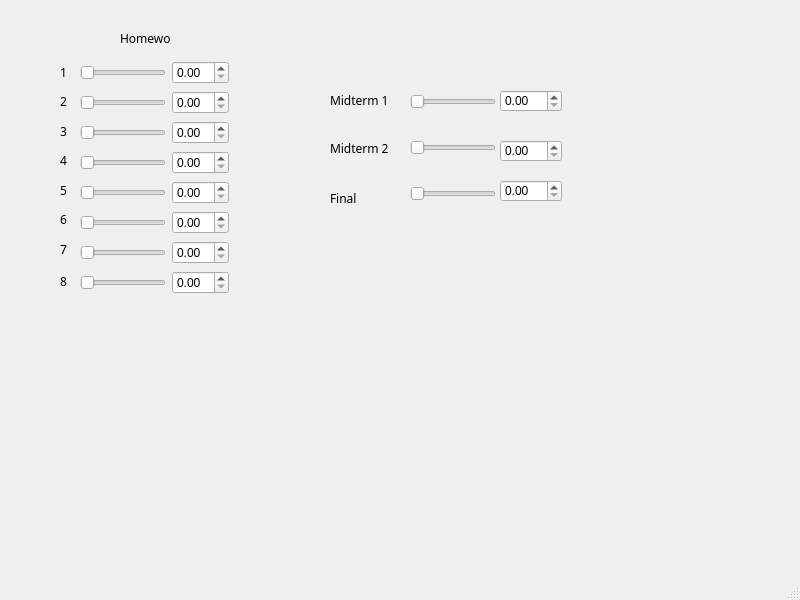
Qt form gradecalculator.ui (Vishvak2000/Qt-Grade-Calculator) before a commit.
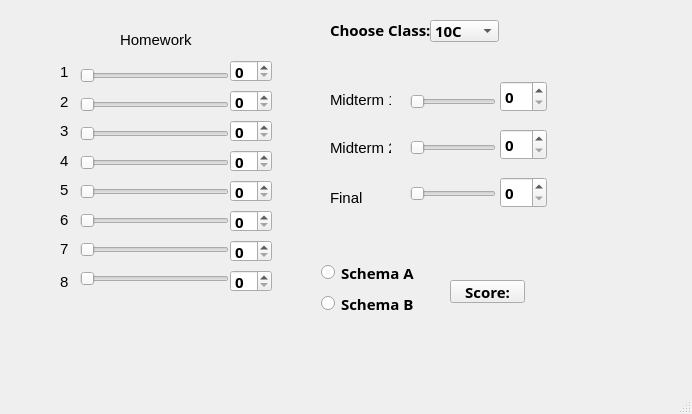
The same form after that commit.

Commit message: - Added signals in UI - Added grade calculations for PIC10A and PIC10B and Schema A and B

What changed in the file:
```diff
--- a/gradecalculator.ui
+++ b/gradecalculator.ui
@@ -6,10 +6,18 @@
    <rect>
     <x>0</x>
     <y>0</y>
-    <width>800</width>
-    <height>600</height>
+    <width>692</width>
+    <height>414</height>
    </rect>
   </property>
+  <property name="font">
+   <font>
+    <family>Segoe UI Semibold</family>
+    <pointsize>11</pointsize>
+    <weight>75</weight>
+    <bold>true</bold>
+   </font>
+  </property>
   <property name="windowTitle">
    <string>GradeCalculator</string>
   </property>
@@ -22,13 +30,16 @@
      <rect>
       <x>120</x>
       <y>30</y>
-      <width>51</width>
-      <height>16</height>
+      <width>91</width>
+      <height>20</height>
      </rect>
     </property>
     <property name="font">
      <font>
-      <family>SimSun-ExtB</family>
+      <family>Segoe UI Symbol</family>
+      <pointsize>11</pointsize>
+      <weight>50</weight>
+      <bold>false</bold>
      </font>
     </property>
     <property name="text">
@@ -46,7 +57,10 @@
     </property>
     <property name="font">
      <font>
-      <family>SimSun-ExtB</family>
+      <family>Segoe UI Symbol</family>
+      <pointsize>11</pointsize>
+      <weight>50</weight>
+      <bold>false</bold>
      </font>
     </property>
     <property name="text">
@@ -64,43 +78,16 @@
     </property>
     <property name="font">
      <font>
-      <family>SimSun-ExtB</family>
+      <family>Segoe UI Symbol</family>
+      <pointsize>11</pointsize>
+      <weight>50</weight>
+      <bold>false</bold>
      </font>
     </property>
     <property name="text">
      <string>Midterm 2</string>
     </property>
    </widget>
-   <widget class="QDoubleSpinBox" name="doubleSpinBox">
-    <property name="geometry">
-     <rect>
-      <x>500</x>
-      <y>90</y>
-      <width>62</width>
-      <height>22</height>
-     </rect>
-    </property>
-   </widget>
-   <widget class="QDoubleSpinBox" name="doubleSpinBox_2">
-    <property name="geometry">
-     <rect>
-      <x>500</x>
-      <y>140</y>
-      <width>62</width>
-      <height>22</height>
-     </rect>
-    </property>
-   </widget>
-   <widget class="QDoubleSpinBox" name="doubleSpinBox_3">
-    <property name="geometry">
-     <rect>
-      <x>500</x>
-      <y>180</y>
-      <width>62</width>
-      <height>22</height>
-     </rect>
-    </property>
-   </widget>
    <widget class="QLabel" name="label_12">
     <property name="geometry">
      <rect>
@@ -112,7 +99,10 @@
     </property>
     <property name="font">
      <font>
-      <family>SimSun-ExtB</family>
+      <family>Segoe UI Symbol</family>
+      <pointsize>11</pointsize>
+      <weight>50</weight>
+      <bold>false</bold>
      </font>
     </property>
     <property name="text">
@@ -163,14 +153,17 @@
     </property>
     <property name="font">
      <font>
-      <family>SimSun-ExtB</family>
+      <family>Segoe UI Symbol</family>
+      <pointsize>11</pointsize>
+      <weight>50</weight>
+      <bold>false</bold>
      </font>
     </property>
     <property name="text">
      <string>Final</string>
     </property>
    </widget>
-   <widget class="QWidget" name="">
+   <widget class="QWidget" name="layoutWidget">
     <property name="geometry">
      <rect>
       <x>80</x>
@@ -189,9 +182,6 @@
          </property>
         </widget>
        </item>
-       <item>
-        <widget class="QDoubleSpinBox" name="doubleSpinBox_4"/>
-       </item>
       </layout>
      </item>
      <item>
@@ -203,9 +193,6 @@
          </property>
         </widget>
        </item>
-       <item>
-        <widget class="QDoubleSpinBox" name="doubleSpinBox_5"/>
-       </item>
       </layout>
      </item>
      <item>
@@ -217,9 +204,6 @@
          </property>
         </widget>
        </item>
-       <item>
-        <widget class="QDoubleSpinBox" name="doubleSpinBox_6"/>
-       </item>
       </layout>
      </item>
      <item>
@@ -231,9 +215,6 @@
          </property>
         </widget>
        </item>
-       <item>
-        <widget class="QDoubleSpinBox" name="doubleSpinBox_7"/>
-       </item>
       </layout>
      </item>
      <item>
@@ -245,9 +226,6 @@
          </property>
         </widget>
        </item>
-       <item>
-        <widget class="QDoubleSpinBox" name="doubleSpinBox_8"/>
-       </item>
       </layout>
      </item>
      <item>
@@ -259,9 +237,6 @@
          </property>
         </widget>
        </item>
-       <item>
-        <widget class="QDoubleSpinBox" name="doubleSpinBox_9"/>
-       </item>
       </layout>
      </item>
      <item>
@@ -273,9 +248,6 @@
          </property>
         </widget>
        </item>
-       <item>
-        <widget class="QDoubleSpinBox" name="doubleSpinBox_10"/>
-       </item>
       </layout>
      </item>
      <item>
@@ -287,14 +259,11 @@
          </property>
         </widget>
        </item>
-       <item>
-        <widget class="QDoubleSpinBox" name="doubleSpinBox_11"/>
-       </item>
       </layout>
      </item>
     </layout>
    </widget>
-   <widget class="QWidget" name="">
+   <widget class="QWidget" name="layoutWidget">
     <property name="geometry">
      <rect>
       <x>60</x>
@@ -303,12 +272,23 @@
       <height>201</height>
      </rect>
     </property>
+    <property name="font">
+     <font>
+      <family>Segoe UI Symbol</family>
+      <pointsize>11</pointsize>
+      <weight>50</weight>
+      <bold>false</bold>
+     </font>
+    </property>
     <layout class="QVBoxLayout" name="verticalLayout_3">
      <item>
       <widget class="QLabel" name="label_5">
        <property name="font">
         <font>
-         <family>SimSun-ExtB</family>
+         <family>Segoe UI Symbol</family>
+         <pointsize>11</pointsize>
+         <weight>50</weight>
+         <bold>false</bold>
         </font>
        </property>
        <property name="text">
@@ -320,7 +300,10 @@
       <widget class="QLabel" name="label_6">
        <property name="font">
         <font>
-         <family>SimSun-ExtB</family>
+         <family>Segoe UI Symbol</family>
+         <pointsize>11</pointsize>
+         <weight>50</weight>
+         <bold>false</bold>
         </font>
        </property>
        <property name="text">
@@ -332,7 +315,10 @@
       <widget class="QLabel" name="label_7">
        <property name="font">
         <font>
-         <family>SimSun-ExtB</family>
+         <family>Segoe UI Symbol</family>
+         <pointsize>11</pointsize>
+         <weight>50</weight>
+         <bold>false</bold>
         </font>
        </property>
        <property name="text">
@@ -344,7 +330,10 @@
       <widget class="QLabel" name="label_8">
        <property name="font">
         <font>
-         <family>SimSun-ExtB</family>
+         <family>Segoe UI Symbol</family>
+         <pointsize>11</pointsize>
+         <weight>50</weight>
+         <bold>false</bold>
         </font>
        </property>
        <property name="text">
@@ -356,7 +345,10 @@
       <widget class="QLabel" name="label_9">
        <property name="font">
         <font>
-         <family>SimSun-ExtB</family>
+         <family>Segoe UI Symbol</family>
+         <pointsize>11</pointsize>
+         <weight>50</weight>
+         <bold>false</bold>
         </font>
        </property>
        <property name="text">
@@ -368,7 +360,10 @@
       <widget class="QLabel" name="label_10">
        <property name="font">
         <font>
-         <family>SimSun-ExtB</family>
+         <family>Segoe UI Symbol</family>
+         <pointsize>11</pointsize>
+         <weight>50</weight>
+         <bold>false</bold>
         </font>
        </property>
        <property name="text">
@@ -380,7 +375,10 @@
       <widget class="QLabel" name="label_11">
        <property name="font">
         <font>
-         <family>SimSun-ExtB</family>
+         <family>Segoe UI Symbol</family>
+         <pointsize>11</pointsize>
+         <weight>50</weight>
+         <bold>false</bold>
         </font>
        </property>
        <property name="text">
@@ -390,6 +388,215 @@
      </item>
     </layout>
    </widget>
+   <widget class="QSpinBox" name="spinBox">
+    <property name="geometry">
+     <rect>
+      <x>230</x>
+      <y>60</y>
+      <width>42</width>
+      <height>22</height>
+     </rect>
+    </property>
+    <property name="maximum">
+     <number>100</number>
+    </property>
+   </widget>
+   <widget class="QSpinBox" name="spinBox_2">
+    <property name="geometry">
+     <rect>
+      <x>230</x>
+      <y>120</y>
+      <width>42</width>
+      <height>22</height>
+     </rect>
+    </property>
+    <property name="maximum">
+     <number>100</number>
+    </property>
+   </widget>
+   <widget class="QSpinBox" name="spinBox_3">
+    <property name="geometry">
+     <rect>
+      <x>230</x>
+      <y>90</y>
+      <width>42</width>
+      <height>22</height>
+     </rect>
+    </property>
+    <property name="maximum">
+     <number>100</number>
+    </property>
+   </widget>
+   <widget class="QSpinBox" name="spinBox_4">
+    <property name="geometry">
+     <rect>
+      <x>230</x>
+      <y>150</y>
+      <width>42</width>
+      <height>22</height>
+     </rect>
+    </property>
+    <property name="maximum">
+     <number>100</number>
+    </property>
+   </widget>
+   <widget class="QSpinBox" name="spinBox_5">
+    <property name="geometry">
+     <rect>
+      <x>230</x>
+      <y>180</y>
+      <width>42</width>
+      <height>22</height>
+     </rect>
+    </property>
+    <property name="maximum">
+     <number>100</number>
+    </property>
+   </widget>
+   <widget class="QSpinBox" name="spinBox_6">
+    <property name="geometry">
+     <rect>
+      <x>230</x>
+      <y>210</y>
+      <width>42</width>
+      <height>22</height>
+     </rect>
+    </property>
+    <property name="maximum">
+     <number>100</number>
+    </property>
+   </widget>
+   <widget class="QSpinBox" name="spinBox_7">
+    <property name="geometry">
+     <rect>
+      <x>230</x>
+      <y>240</y>
+      <width>42</width>
+      <height>22</height>
+     </rect>
+    </property>
+    <property name="maximum">
+     <number>100</number>
+    </property>
+   </widget>
+   <widget class="QSpinBox" name="spinBox_8">
+    <property name="geometry">
+     <rect>
+      <x>230</x>
+      <y>270</y>
+      <width>42</width>
+      <height>22</height>
+     </rect>
+    </property>
+    <property name="maximum">
+     <number>100</number>
+    </property>
+   </widget>
+   <widget class="QPushButton" name="pushButton">
+    <property name="geometry">
+     <rect>
+      <x>450</x>
+      <y>280</y>
+      <width>75</width>
+      <height>23</height>
+     </rect>
+    </property>
+    <property name="text">
+     <string>Score:</string>
+    </property>
+   </widget>
+   <widget class="QComboBox" name="comboBox">
+    <property name="geometry">
+     <rect>
+      <x>430</x>
+      <y>20</y>
+      <width>69</width>
+      <height>22</height>
+     </rect>
+    </property>
+    <item>
+     <property name="text">
+      <string>10C</string>
+     </property>
+    </item>
+    <item>
+     <property name="text">
+      <string>10B</string>
+     </property>
+    </item>
+   </widget>
+   <widget class="QWidget" name="layoutWidget">
+    <property name="geometry">
+     <rect>
+      <x>500</x>
+      <y>70</y>
+      <width>47</width>
+      <height>151</height>
+     </rect>
+    </property>
+    <layout class="QVBoxLayout" name="verticalLayout_4">
+     <item>
+      <widget class="QSpinBox" name="spinBox_9">
+       <property name="maximum">
+        <number>100</number>
+       </property>
+      </widget>
+     </item>
+     <item>
+      <widget class="QSpinBox" name="spinBox_10">
+       <property name="maximum">
+        <number>100</number>
+       </property>
+      </widget>
+     </item>
+     <item>
+      <widget class="QSpinBox" name="spinBox_11">
+       <property name="maximum">
+        <number>100</number>
+       </property>
+      </widget>
+     </item>
+    </layout>
+   </widget>
+   <widget class="QLabel" name="label_13">
+    <property name="geometry">
+     <rect>
+      <x>330</x>
+      <y>20</y>
+      <width>101</width>
+      <height>20</height>
+     </rect>
+    </property>
+    <property name="text">
+     <string>Choose Class:</string>
+    </property>
+   </widget>
+   <widget class="QWidget" name="">
+    <property name="geometry">
+     <rect>
+      <x>321</x>
+      <y>260</y>
+      <width>111</width>
+      <height>56</height>
+     </rect>
+    </property>
+    <layout class="QVBoxLayout" name="verticalLayout_5">
+     <item>
+      <widget class="QRadioButton" name="radioButton">
+       <property name="text">
+        <string>Schema A</string>
+       </property>
+      </widget>
+     </item>
+     <item>
+      <widget class="QRadioButton" name="radioButton_2">
+       <property name="text">
+        <string>Schema B</string>
+       </property>
+      </widget>
+     </item>
+    </layout>
+   </widget>
   </widget>
   <widget class="QMenuBar" name="menubar">
    <property name="geometry">
```
Left out of the diff: 417 changed lines with no effect on the pictures. The commit also changes 4 other files.
